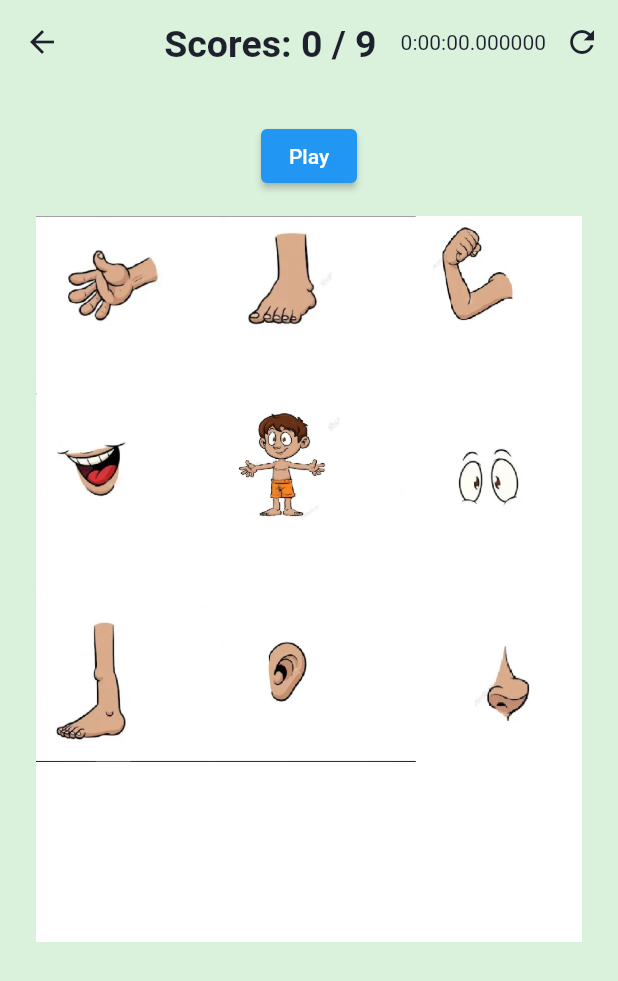
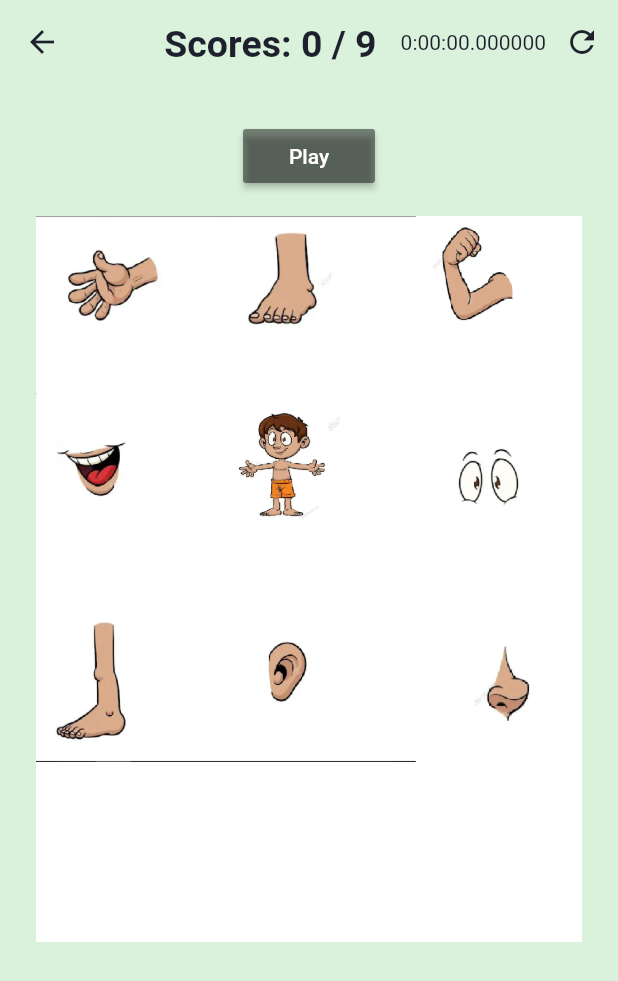
Before and after one commit to zainarshad62452/kiddo, a Flutter app: the BodyPartsPuzzle screen opened by its route, on a phone screen of 412 x 824 dp. Shown: the top 981 px of the screen. Run offline on Flutter 3.47's test engine with Material 2 defaults, Android fonts, the phone set to English and light mode, and no system bars; drawn by our look-alikes of carousel_slider; our stand-ins replace audioplayers, flutter_tts, get, google_fonts, shared_preferences, vibration; missing offline and left inert: animated_widgets, flame; accounts and stored records are empty; Roboto replaces fonts that are missing (Almarai).

Commit message:
UI changes

```diff
--- a/lib/screens/Games/body_parts_puzzle.dart
+++ b/lib/screens/Games/body_parts_puzzle.dart
@@ -93,7 +93,8 @@
               Row(
                 mainAxisAlignment: MainAxisAlignment.center,
                 children: [
-                  ElevatedButton(
+                  MaterialButton(
+                    color: Colors.black45,
                     onPressed: () async {
                       starting = true;
                       dateTime.value = Duration();
@@ -102,7 +103,7 @@
                       date = DateTime.now();
                       start();
                     },
-                    child: const Text('Play'),
+                    child: const Text('Play',style: TextStyle(color: Colors.white),),
                   ),
                 ],
               ),
--- a/lib/screens/Games/parts_of_body2.dart
+++ b/lib/screens/Games/parts_of_body2.dart
@@ -93,7 +93,8 @@
               Row(
                 mainAxisAlignment: MainAxisAlignment.center,
                 children: [
-                  ElevatedButton(
+                  MaterialButton(
+                    color: Colors.black45,
                     onPressed: () async {
                       starting = true;
                       dateTime.value = Duration();
@@ -102,7 +103,7 @@
                       date = DateTime.now();
                       start();
                     },
-                    child: const Text('Play'),
+                    child: const Text('Play',style: TextStyle(color: Colors.white),),
                   ),
                 ],
               ),
```
